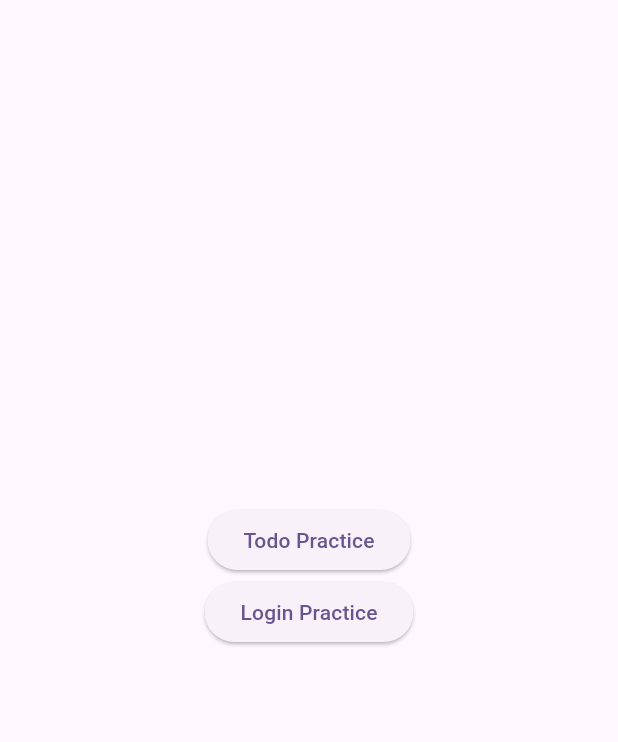
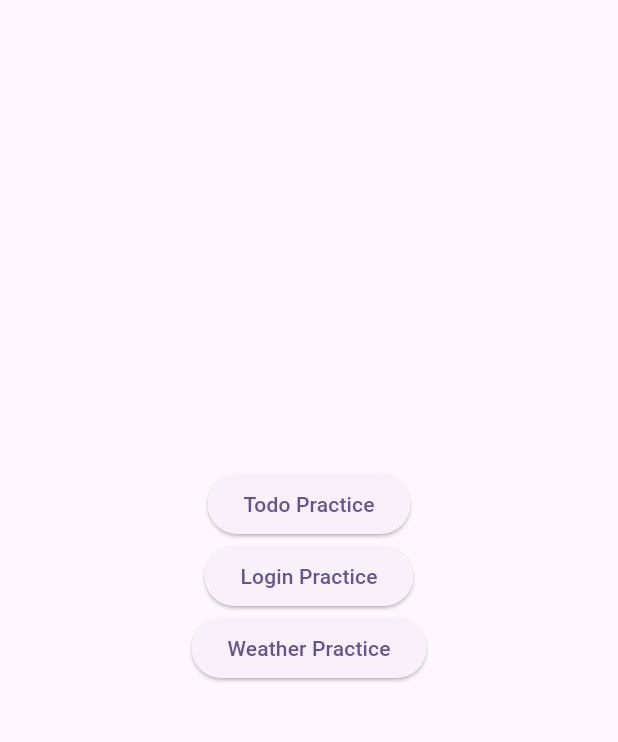
Before and after one commit to mohsen-zahed/BLoC-Practice, a Flutter app: the screen it shows after launch, on a phone screen of 412 x 824 dp, the part 84-826 px from its top. Run offline on Flutter 3.47's test engine with Material 3 defaults, Android fonts, the phone set to English and light mode, and no system bars; our stand-ins replace bloc, dio, flutter_bloc.

Commit message:
weather-practice created, implemented but still issues in displaying results on screen

```diff
--- a/lib/home_screen.dart
+++ b/lib/home_screen.dart
@@ -1,6 +1,7 @@
 import 'package:flutter/material.dart';
 import 'package:state_management_practice/login_form_practice/screens/login_screen.dart';
 import 'package:state_management_practice/to_do_practice/screens/todo_list_screen.dart';
+import 'package:state_management_practice/weather_practice/screens/weather_screen.dart';
 
 class MyHomePage extends StatelessWidget {
   const MyHomePage({super.key, required this.title});
@@ -22,7 +23,8 @@ class MyHomePage extends StatelessWidget {
               onPressed: () {
                 Navigator.push(
                   context,
-                  MaterialPageRoute(builder: (context) => const TodoListScreen()),
+                  MaterialPageRoute(
+                      builder: (context) => const TodoListScreen()),
                 );
               },
               child: const Text('Todo Practice'),
@@ -36,6 +38,16 @@ class MyHomePage extends StatelessWidget {
               },
               child: const Text('Login Practice'),
             ),
+            ElevatedButton(
+              onPressed: () {
+                Navigator.push(
+                  context,
+                  MaterialPageRoute(
+                      builder: (context) => const WeatherScreen()),
+                );
+              },
+              child: const Text('Weather Practice'),
+            ),
           ],
         ),
       ),
--- a/lib/main.dart
+++ b/lib/main.dart
@@ -1,8 +1,9 @@
 import 'package:flutter/material.dart';
 import 'package:flutter_bloc/flutter_bloc.dart';
 import 'package:state_management_practice/home_screen.dart';
-import 'package:state_management_practice/login_form_practice/bloc/auth_bloc.dart';
-import 'package:state_management_practice/to_do_practice/cubit/todo_cubit.dart';
+import 'package:state_management_practice/weather_practice/bloc/weather_bloc.dart';
+import 'package:state_management_practice/weather_practice/data/data_provider/weather_data_provider.dart';
+import 'package:state_management_practice/weather_practice/data/respository/weather_repository.dart';
 
 void main() {
   runApp(const MyApp());
@@ -13,11 +14,12 @@ class MyApp extends StatelessWidget {
 
   @override
   Widget build(BuildContext context) {
-    return MultiBlocProvider(
-      providers: [
-        BlocProvider(create: (_) => TodoCubit()),
-        BlocProvider(create: (_) => AuthBloc()),
-      ],
+    return RepositoryProvider(
+        create: (context) => WeatherRepository(WeatherDataProvider()),
+        child: BlocProvider(
+          create: (context) => WeatherBloc(
+            context.read<WeatherRepository>(),
+          ),
           child: MaterialApp(
             title: 'Flutter Demo',
             theme: ThemeData(
@@ -26,6 +28,6 @@ class MyApp extends StatelessWidget {
             ),
             home: const MyHomePage(title: 'Flutter Demo Home Page'),
           ),
-    );
+        ));
   }
 }
--- /dev/null
+++ b/lib/weather_practice/bloc/weather_bloc.dart
@@ -0,0 +1,30 @@
+import 'package:bloc/bloc.dart';
+import 'package:meta/meta.dart';
+import 'package:state_management_practice/weather_practice/data/respository/weather_repository.dart';
+import 'package:state_management_practice/weather_practice/model/weather_model.dart';
+
+part 'weather_event.dart';
+part 'weather_state.dart';
+
+class WeatherBloc extends Bloc<WeatherEvent, WeatherState> {
+  final WeatherRepository weatherRepository;
+  WeatherBloc(this.weatherRepository) : super(WeatherInitial()) {
+    on<FetchWeatherDataRequested>(_getCurrentWeather);
+  }
+
+  void _getCurrentWeather(
+    FetchWeatherDataRequested event,
+    Emitter<WeatherState> emit,
+  ) async {
+    emit(WeatherLoading());
+    try {
+      print('before');
+      final weather = await weatherRepository.getCurrentWeatherData();
+      print('after');
+      emit(WeatherSuccess(weather));
+    } catch (e) {
+      print('error');
+      emit(WeatherFailure(e.toString()));
+    }
+  }
+}
--- /dev/null
+++ b/lib/weather_practice/bloc/weather_event.dart
@@ -0,0 +1,6 @@
+part of 'weather_bloc.dart';
+
+@immutable
+sealed class WeatherEvent {}
+
+final class FetchWeatherDataRequested extends WeatherEvent {}
--- /dev/null
+++ b/lib/weather_practice/bloc/weather_state.dart
@@ -0,0 +1,20 @@
+part of 'weather_bloc.dart';
+
+@immutable
+sealed class WeatherState {}
+
+final class WeatherInitial extends WeatherState {}
+
+final class WeatherSuccess extends WeatherState {
+  final WeatherModel weatherModel;
+
+  WeatherSuccess(this.weatherModel);
+}
+
+final class WeatherFailure extends WeatherState {
+  final String error;
+
+  WeatherFailure(this.error);
+}
+
+final class WeatherLoading extends WeatherState {}
--- /dev/null
+++ b/lib/weather_practice/data/respository/weather_repository.dart
@@ -0,0 +1,26 @@
+import 'dart:convert';
+
+import 'package:state_management_practice/weather_practice/data/data_provider/weather_data_provider.dart';
+import 'package:state_management_practice/weather_practice/model/weather_model.dart';
+
+class WeatherRepository {
+  final WeatherDataProvider weatherDataProvider;
+
+  WeatherRepository(this.weatherDataProvider);
+  Future<WeatherModel> getCurrentWeatherData() async {
+    try {
+      print('raw data requested');
+      String resp = await weatherDataProvider.getRawWeatherData();
+      print('raw data fetched');
+      final data = jsonDecode(resp);
+      print('raw data statusCode: ${data}');
+      if (data['cod'] != 200) {
+        throw 'Something went wrong!';
+      }
+      WeatherModel weather = WeatherModel.fromMap(data);
+      return weather;
+    } catch (e) {
+      throw 'An unexpected error occured while fetching data!';
+    }
+  }
+}
--- /dev/null
+++ b/lib/weather_practice/model/weather_model.dart
@@ -0,0 +1,25 @@
+class WeatherModel {
+  final double currentTemp;
+  final String currentSky;
+  final double currentPressure;
+  final double currentWindSpeed;
+  final double currentHumidity;
+
+  WeatherModel({
+    required this.currentTemp,
+    required this.currentSky,
+    required this.currentPressure,
+    required this.currentWindSpeed,
+    required this.currentHumidity,
+  });
+
+  factory WeatherModel.fromMap(Map<String, dynamic> map) {
+    return WeatherModel(
+      currentTemp: map['currentTemp'] as double,
+      currentSky: map['currentSky'] as String,
+      currentPressure: map['currentPressure'] as double,
+      currentWindSpeed: map['currentWindSpeed'] as double,
+      currentHumidity: map['currentHumidity'] as double,
+    );
+  }
+}
--- a/pubspec.yaml
+++ b/pubspec.yaml
@@ -36,8 +36,9 @@ dependencies:
   # Use with the CupertinoIcons class for iOS style icons.
   cupertino_icons: ^1.0.2
   flutter_bloc: ^8.1.5
-  dio: ^5.4.2+1
+  dio: ^5.4.3+1
   meta: ^1.9.1
+  http: ^1.1.0
 
 dev_dependencies:
   flutter_test:
```
Also changed, not shown: lib/weather_practice/data/data_provider/weather_data_provider.dart (added, +18 -0 lines), lib/weather_practice/screens/weather_screen.dart (added, +46 -0 lines), pubspec.lock. Lines whose indentation alone changed are shown as unchanged.
